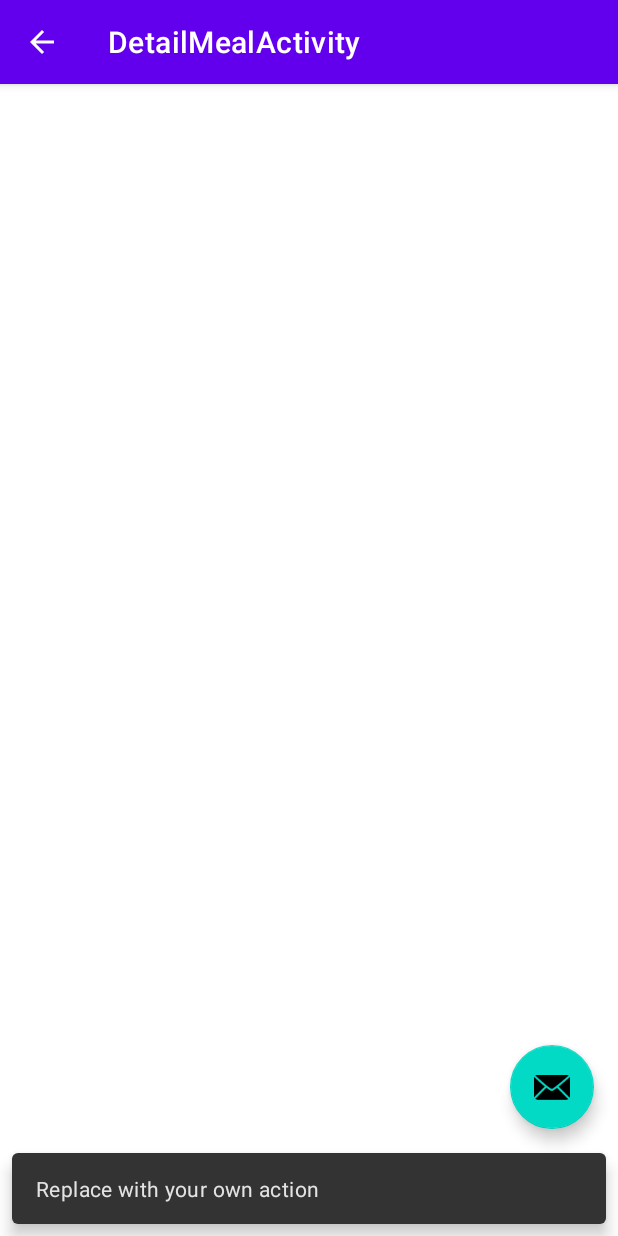
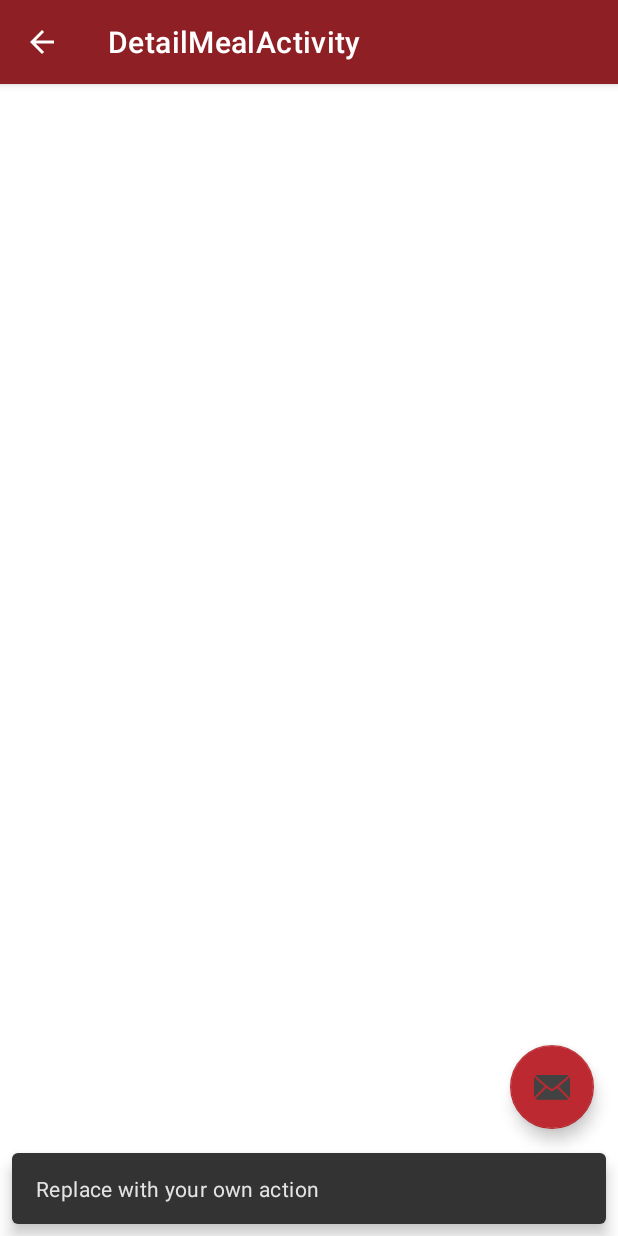
Before and after one commit to IrfanNawawi/Mangan, an Android app: the DetailMealActivity screen opened directly, with no data from a screen before it, after a tap on an icon or button, on a phone screen of 412 x 824 dp. Run offline under Robolectric (Android 15) with nearby library versions, the phone set to English and light mode, and no system bars.

Commit message:
Preparing asset project

```diff
--- /dev/null
+++ b/app/src/main/res/drawable/ic_bookmark_selector.xml
@@ -0,0 +1,5 @@
+<?xml version="1.0" encoding="utf-8"?>
+<selector xmlns:android="http://schemas.android.com/apk/res/android">
+    <item android:drawable="@drawable/ic_bookmarked_white" android:state_selected="true" />
+    <item android:drawable="@drawable/ic_bookmark_white" />
+</selector>
--- /dev/null
+++ b/app/src/main/res/drawable/ic_bookmarked_white.xml
@@ -0,0 +1,5 @@
+<vector android:height="24dp" android:tint="#FFFFFF"
+    android:viewportHeight="24" android:viewportWidth="24"
+    android:width="24dp" xmlns:android="http://schemas.android.com/apk/res/android">
+    <path android:fillColor="@android:color/white" android:pathData="M17,3H7c-1.1,0 -1.99,0.9 -1.99,2L5,21l7,-3 7,3V5c0,-1.1 -0.9,-2 -2,-2z"/>
+</vector>
--- /dev/null
+++ b/app/src/main/res/drawable/ic_circle_black.xml
@@ -0,0 +1,5 @@
+<vector android:height="24dp" android:tint="#8A8A8A"
+    android:viewportHeight="24" android:viewportWidth="24"
+    android:width="24dp" xmlns:android="http://schemas.android.com/apk/res/android">
+    <path android:fillColor="@android:color/white" android:pathData="M12,12m-10,0a10,10 0,1 1,20 0a10,10 0,1 1,-20 0"/>
+</vector>
--- /dev/null
+++ b/app/src/main/res/drawable/ic_refresh_black.xml
@@ -0,0 +1,5 @@
+<vector android:height="24dp" android:tint="#8A8A8A"
+    android:viewportHeight="24" android:viewportWidth="24"
+    android:width="24dp" xmlns:android="http://schemas.android.com/apk/res/android">
+    <path android:fillColor="@android:color/white" android:pathData="M17.65,6.35C16.2,4.9 14.21,4 12,4c-4.42,0 -7.99,3.58 -7.99,8s3.57,8 7.99,8c3.73,0 6.84,-2.55 7.73,-6h-2.08c-0.82,2.33 -3.04,4 -5.65,4 -3.31,0 -6,-2.69 -6,-6s2.69,-6 6,-6c1.66,0 3.14,0.69 4.22,1.78L13,11h7V4l-2.35,2.35z"/>
+</vector>
--- a/app/src/main/res/values/colors.xml
+++ b/app/src/main/res/values/colors.xml
@@ -1,10 +1,19 @@
 <?xml version="1.0" encoding="utf-8"?>
 <resources>
-    <color name="purple_200">#FFBB86FC</color>
-    <color name="purple_500">#FF6200EE</color>
-    <color name="purple_700">#FF3700B3</color>
-    <color name="teal_200">#FF03DAC5</color>
-    <color name="teal_700">#FF018786</color>
-    <color name="black">#FF000000</color>
-    <color name="white">#FFFFFFFF</color>
+    <color name="yellow_500">#F9C40E</color>
+    <color name="orange_500">#E96F1B</color>
+    <color name="red_700">#601518</color>
+    <color name="red_100">#FFECED</color>
+    <color name="red_300">#BD2930</color>
+    <color name="red_500">#8E1F24</color>
+    <color name="red_900">#2C355E</color>
+
+    <color name="bw_900">#424242</color>
+    <color name="bw_700">#4F4F4F</color>
+    <color name="bw_600">#828282</color>
+    <color name="bw_500">#BDBDBD</color>
+    <color name="bw_300">#E0E0E0</color>
+    <color name="bw_200">#F2F2F2</color>
+    <color name="bw_100">#FFFFFF</color>
+    <color name="placeholder">#6FB6B6B6</color>
 </resources>
--- a/app/src/main/res/values/themes.xml
+++ b/app/src/main/res/values/themes.xml
@@ -2,13 +2,13 @@
     <!-- Base application theme. -->
     <style name="Theme.Mangan" parent="Theme.MaterialComponents.DayNight.DarkActionBar">
         <!-- Primary brand color. -->
-        <item name="colorPrimary">@color/purple_500</item>
-        <item name="colorPrimaryVariant">@color/purple_700</item>
-        <item name="colorOnPrimary">@color/white</item>
+        <item name="colorPrimary">@color/red_500</item>
+        <item name="colorPrimaryVariant">@color/red_700</item>
+        <item name="colorOnPrimary">@color/bw_100</item>
         <!-- Secondary brand color. -->
-        <item name="colorSecondary">@color/teal_200</item>
-        <item name="colorSecondaryVariant">@color/teal_700</item>
-        <item name="colorOnSecondary">@color/black</item>
+        <item name="colorSecondary">@color/red_300</item>
+        <item name="colorSecondaryVariant">@color/red_300</item>
+        <item name="colorOnSecondary">@color/bw_900</item>
         <!-- Status bar color. -->
         <item name="android:statusBarColor" tools:targetApi="l">?attr/colorPrimaryVariant</item>
         <!-- Customize your theme here. -->
@@ -17,6 +17,7 @@
     <style name="Theme.Mangan.NoActionBar">
         <item name="windowActionBar">false</item>
         <item name="windowNoTitle">true</item>
+        <item name="android:windowFullscreen">true</item>
     </style>
 
     <style name="Theme.Mangan.AppBarOverlay" parent="ThemeOverlay.AppCompat.Dark.ActionBar" />
```
Also changed, not shown: app/src/main/res/drawable/bg_button.xml (added, +17 -0 lines), app/src/main/res/drawable/bg_button_disable.xml (added, +17 -0 lines), app/src/main/res/drawable/ic_bookmark_white.xml (added, +10 -0 lines), app/src/main/res/drawable/ic_broken_image_black.xml (added, +10 -0 lines), app/src/main/res/drawable/ic_error.xml (added, +17 -0 lines), app/src/main/res/drawable/ic_loading.xml (added, +17 -0 lines), app/src/main/res/drawable/ic_share_white.xml (added, +10 -0 lines).
